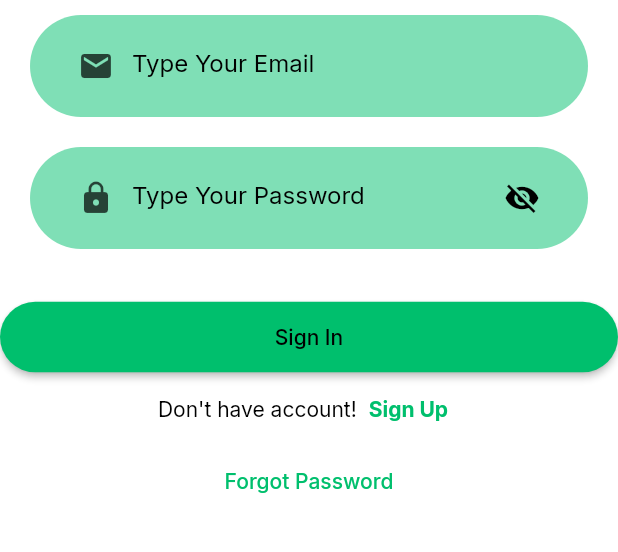
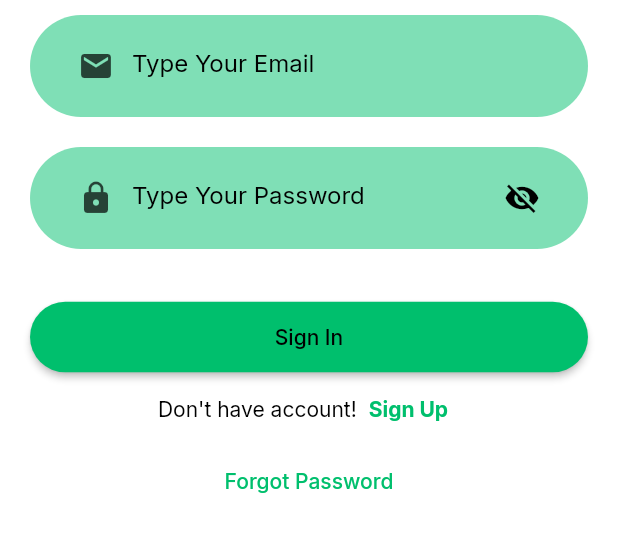
Before and after one commit to IMD246/ChatAppForOurs, a Flutter app: the SignUp screen opened directly, after a tap on "Sign Up", after a tap on "Sign In", on a phone screen of 412 x 824 dp, the part 369-921 px from its top. Run offline on Flutter 3.47's test engine with Material 2 defaults, Android fonts, the phone set to English and light mode, and no system bars; our stand-ins replace bloc, flutter_bloc, flutter_svg, google_fonts.

Commit message:
update checkformatfield bloc

```diff
--- /dev/null
+++ b/chatappforours/lib/services/bloc/validator/check_format_field_bloc.dart
@@ -0,0 +1,36 @@
+import 'package:bloc/bloc.dart';
+import 'package:chatappforours/services/bloc/validator/check_format_field_event.dart';
+import 'package:chatappforours/services/bloc/validator/check_format_field_state.dart';
+import 'package:chatappforours/utilities/validator/check_format_field.dart';
+
+class CheckFormatFieldBloc
+    extends Bloc<CheckFormatFieldEvent, CheckFormatFieldState> {
+  CheckFormatFieldBloc() : super(const CheckFormatFieldEmailState('')) {
+    on<CheckFormatEmailFieldEvent>(
+      (event, emit) {
+        final errorString = checkFormatEmail(event.value);
+        if (errorString.isNotEmpty) {
+          emit(
+            CheckFormatFieldEmailState(errorString),
+          );
+        }
+      },
+    );
+    on<CheckFormatPasswordFieldEvent>(
+      (event, emit) {
+        final errorString = checkPassword(event.value);
+        emit(
+          CheckFormatFieldPasswordState(errorString),
+        );
+      },
+    );
+    on<CheckFormatNameFieldEvent>(
+      (event, emit) {
+        final errorString = checkName(event.value);
+        emit(
+          CheckFormatFieldNameState(errorString),
+        );
+      },
+    );
+  }
+}
--- /dev/null
+++ b/chatappforours/lib/services/bloc/validator/check_format_field_event.dart
@@ -0,0 +1,17 @@
+import 'package:flutter/material.dart';
+
+@immutable
+abstract class CheckFormatFieldEvent {
+  final String value;
+
+  const CheckFormatFieldEvent(this.value);
+}
+class CheckFormatEmailFieldEvent extends CheckFormatFieldEvent{
+  const CheckFormatEmailFieldEvent(String value) : super(value);
+}
+class CheckFormatPasswordFieldEvent extends CheckFormatFieldEvent{
+  const CheckFormatPasswordFieldEvent(String value) : super(value);
+}
+class CheckFormatNameFieldEvent extends CheckFormatFieldEvent{
+  const CheckFormatNameFieldEvent(String value) : super(value);
+}
--- /dev/null
+++ b/chatappforours/lib/services/bloc/validator/check_format_field_state.dart
@@ -0,0 +1,17 @@
+import 'package:flutter/foundation.dart';
+
+@immutable
+abstract class CheckFormatFieldState{
+  final String value;
+
+  const CheckFormatFieldState(this.value);
+}
+class CheckFormatFieldNameState extends CheckFormatFieldState{
+  const CheckFormatFieldNameState(String value) : super(value);
+}
+class CheckFormatFieldPasswordState extends CheckFormatFieldState{
+  const CheckFormatFieldPasswordState(String value) : super(value);
+}
+class CheckFormatFieldEmailState extends CheckFormatFieldState{
+  const CheckFormatFieldEmailState(String value) : super(value);
+}
--- a/chatappforours/lib/utilities/validator/check_format_field.dart
+++ b/chatappforours/lib/utilities/validator/check_format_field.dart
@@ -1,21 +1,19 @@
-String? checkFormatEmail(String val) {
+String checkFormatEmail(String val) {
   String pattern = r'(^([\w-\.]+@([\w-]+\.)+[\w-]{2,4})$)';
   RegExp regExp = RegExp(pattern);
   return val.isEmpty
       ? 'Enter Your Email'
       : (val.split('@')[0].length > 30 || val.split('@')[0].length < 6)
           ? "Your email addres length >=6 and <=30"
-          : (!regExp.hasMatch(val.toString())
-              ? "Check Format Your Email Address"
-              : null);
+          : (!regExp.hasMatch(val.toString()) ? "Check Format Your Email" : '');
 }
 
-String? checkPassword(String val) {
-  return val.isEmpty ? "Enter Your Password" : null;
+String checkPassword(String val) {
+  return val.isEmpty ? "Enter Your Password" : '';
 }
 
-String? checkName(String val) {
+String checkName(String val) {
   return val.isEmpty
       ? "Enter Your First Name"
-      : (val.length < 3 ? "Your Last Name Length Need To > 3" : null);
+      : (val.length < 3 ? "Your Last Name Length Need To > 3" : '');
 }
--- a/chatappforours/lib/view/chat/settings/components/body_setting.dart
+++ b/chatappforours/lib/view/chat/settings/components/body_setting.dart
@@ -46,15 +46,32 @@ class _BodySettingState extends State<BodySetting> {
                 ),
               ),
             ),
-            Row(
+            Padding(
+              padding: const EdgeInsets.symmetric(horizontal: kDefaultPadding),
+              child: Row(
                 children: [
                   CircleAvatar(
                     backgroundImage:
                         const AssetImage('assets/icons/dakrmode.png'),
                     backgroundColor: textColorMode(state.themeMode),
                   ),
+                  const SizedBox(width: kDefaultPadding * 0.5),
+                  Text(
+                    "Chế độ tối",
+                    style: TextStyle(
+                      fontSize: 16,
+                      fontWeight: FontWeight.bold,
+                      color: textColorMode(
+                        (state is ThemeStateValid)
+                            ? state.themeMode
+                            : ThemeMode.light,
+                      ),
+                    ),
+                  ),
                   Switch(
+                    inactiveTrackColor: kPrimaryColor.withOpacity(0.5),
                     value: isSelectedDarkMode,
+                    activeColor: kPrimaryColor,
                     onChanged: (val) {
                       setState(
                         () {
@@ -68,6 +85,7 @@ class _BodySettingState extends State<BodySetting> {
                   ),
                 ],
               ),
+            ),
           ],
         );
       },
--- a/chatappforours/lib/view/signInOrSignUp/signIn/components/body_sign_in.dart
+++ b/chatappforours/lib/view/signInOrSignUp/signIn/components/body_sign_in.dart
@@ -1,8 +1,10 @@
 import 'package:chatappforours/services/bloc/theme/theme_bloc.dart';
 import 'package:chatappforours/services/bloc/theme/theme_state.dart';
+import 'package:chatappforours/services/bloc/validator/check_format_field_bloc.dart';
+import 'package:chatappforours/services/bloc/validator/check_format_field_event.dart';
+import 'package:chatappforours/services/bloc/validator/check_format_field_state.dart';
 import 'package:chatappforours/utilities/button/primary_button.dart';
 import 'package:chatappforours/utilities/textField/text_field.dart';
-import 'package:chatappforours/utilities/validator/check_format_field.dart';
 import 'package:chatappforours/view/chat/chat_screen.dart';
 import 'package:chatappforours/view/signInOrSignUp/signUp/sign_up.dart';
 import 'package:chatappforours/view/signInOrSignUp/text_field_container.dart';
@@ -19,7 +21,6 @@ class BodySignIn extends StatefulWidget {
 }
 
 class _BodySignInState extends State<BodySignIn> {
-  final _formKey = GlobalKey<FormState>();
   late final TextEditingController email;
   late final TextEditingController password;
   bool isVisiblePassWord = false;
@@ -40,47 +41,78 @@ class _BodySignInState extends State<BodySignIn> {
   @override
   Widget build(BuildContext context) {
     Size size = MediaQuery.of(context).size;
-    return BlocBuilder<ThemeBloc, ThemeState>(
+    return BlocBuilder<ThemeBloc, ThemeState>(builder: (context, state) {
+      final themeMode =
+          (state is ThemeStateValid) ? state.themeMode : ThemeMode.light;
+      return BlocBuilder<CheckFormatFieldBloc, CheckFormatFieldState>(
           builder: (context, state) {
-        return  SafeArea(
+        return SafeArea(
           child: SingleChildScrollView(
             child: Column(
               children: [
                 Center(
                   child: Image.asset(
-                MediaQuery.of(context).platformBrightness == Brightness.light
+                    MediaQuery.of(context).platformBrightness ==
+                            Brightness.light
                         ? "assets/images/chat_logo_white.png"
                         : "assets/images/chat_logo_dark.png",
                     height: 246,
                   ),
                 ),
-            Form(
-              key: _formKey,
+                Column(
+                  children: [
+                    TextFieldContainer(
                       child: Column(
                         children: [
-                  TextFieldContainer(
-                    child: TextFormField(
+                          TextField(
                             textInputAction: TextInputAction.next,
-                      validator: (val) {
-                        return checkFormatEmail(val!);
+                            onChanged: (val) {
+                              context.read<CheckFormatFieldBloc>().add(
+                                    CheckFormatEmailFieldEvent(val),
+                                  );
                             },
                             decoration: inputDecoration(
                               context: context,
                               textHint: 'Type Your Email',
-                        icon: Icons.email, color: textColorMode((state is ThemeStateValid) ? state.themeMode : ThemeMode.light),
+                              icon: Icons.email,
+                              color: textColorMode((state is ThemeStateValid)
+                                  ? themeMode
+                                  : ThemeMode.light),
                             ),
                             keyboardType: TextInputType.emailAddress,
                             controller: email,
                           ),
+                          Visibility(
+                            visible: (state is CheckFormatFieldEmailState)
+                                ? state.value.isNotEmpty
+                                : false,
+                            child: Text(
+                              state.value,
+                              style: const TextStyle(
+                                color: kErrorColor,
+                              ),
+                            ),
+                          ),
+                        ],
+                      ),
                     ),
                     TextFieldContainer(
-                    child: TextFormField(
+                      child: Column(
+                        children: [
+                          TextField(
                             textInputAction: TextInputAction.done,
-                      validator: (val) => checkPassword(val!),
+                            onChanged: (val) {
+                              context.read<CheckFormatFieldBloc>().add(
+                                    CheckFormatPasswordFieldEvent(val),
+                                  );
+                            },
                             decoration: inputDecoration(
                               context: context,
                               textHint: 'Type Your Password',
-                        icon: Icons.lock, color: textColorMode((state is ThemeStateValid) ? state.themeMode : ThemeMode.light),
+                              icon: Icons.lock,
+                              color: textColorMode((state is ThemeStateValid)
+                                  ? themeMode
+                                  : ThemeMode.light),
                             ).copyWith(
                               suffixIcon: IconButton(
                                 onPressed: () {
@@ -94,31 +126,48 @@ class _BodySignInState extends State<BodySignIn> {
                                   isVisiblePassWord
                                       ? Icons.visibility
                                       : Icons.visibility_off,
-                            color: textColorMode((state is ThemeStateValid) ? state.themeMode : ThemeMode.light),
+                                  color: textColorMode(
+                                      (state is ThemeStateValid)
+                                          ? themeMode
+                                          : ThemeMode.light),
                                 ),
                               ),
                             ),
                             controller: password,
                             obscureText: !isVisiblePassWord ? true : false,
                           ),
+                          Visibility(
+                            visible: (state is CheckFormatFieldPasswordState)
+                                ? state.value.isNotEmpty
+                                : false,
+                            child: Text(
+                              state.value,
+                              style: const TextStyle(
+                                color: kErrorColor,
+                              ),
+                            ),
                           ),
                         ],
                       ),
                     ),
+                  ],
+                ),
                 SizedBox(height: size.height * 0.03),
-            PrimaryButton(
+                Padding(
+                  padding:
+                      const EdgeInsets.symmetric(horizontal: kDefaultPadding),
+                  child: PrimaryButton(
                     text: 'Sign In',
                     press: () {
-                if (_formKey.currentState!.validate()) {
                       Navigator.push(
                         context,
                         MaterialPageRoute(
                           builder: (context) => const ChatScreen(),
                         ),
                       );
-                }
                     },
                     context: context,
+                  ),
                 ),
                 Row(
                   mainAxisAlignment: MainAxisAlignment.center,
@@ -126,7 +175,9 @@ class _BodySignInState extends State<BodySignIn> {
                     Text(
                       "Don't have account!",
                       style: TextStyle(
-                    color: textColorMode((state is ThemeStateValid) ? state.themeMode : ThemeMode.light),
+                        color: textColorMode((state is ThemeStateValid)
+                            ? themeMode
+                            : ThemeMode.light),
                       ),
                     ),
                     TextButton(
@@ -156,7 +207,7 @@ class _BodySignInState extends State<BodySignIn> {
             ),
           ),
         );
-      }
-    );
+      });
+    });
   }
 }
--- a/chatappforours/lib/view/signInOrSignUp/signIn/sign_in.dart
+++ b/chatappforours/lib/view/signInOrSignUp/signIn/sign_in.dart
@@ -1,5 +1,7 @@
+import 'package:chatappforours/services/bloc/validator/check_format_field_bloc.dart';
 import 'package:chatappforours/view/signInOrSignUp/signIn/components/body_sign_in.dart';
 import 'package:flutter/material.dart';
+import 'package:flutter_bloc/flutter_bloc.dart';
 
 class SignIn extends StatefulWidget {
   const SignIn({Key? key}) : super(key: key);
@@ -11,8 +13,11 @@ class SignIn extends StatefulWidget {
 class _SignInState extends State<SignIn> {
   @override
   Widget build(BuildContext context) {
-    return const Scaffold(
-      body : BodySignIn(),
+    return BlocProvider(
+      create: (context) => CheckFormatFieldBloc(),
+      child: const Scaffold(
+        body: BodySignIn(),
+      ),
     );
   }
 }
```
Also changed, not shown: chatappforours/lib/view/chat/settings/setting_screen.dart (+5 -6 lines). Lines whose indentation alone changed are shown as unchanged.
